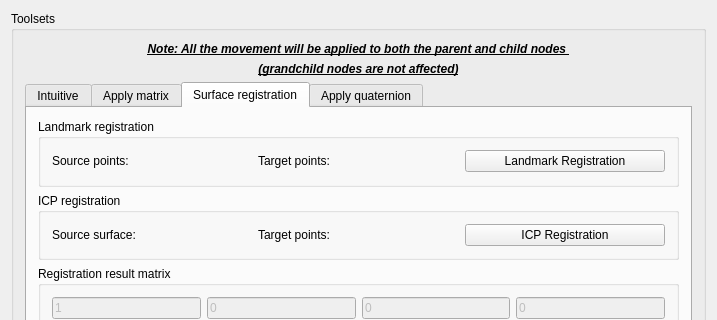
Qt form Plugins/org.mitk.lancet.movedata/src/internal/MoveDataControls.ui (zhaomengxiao/LancetMITK-Adition) before a commit; both pictures show x 0 to 717 and y 0 to 320 of the 717 by 650 pixel window.
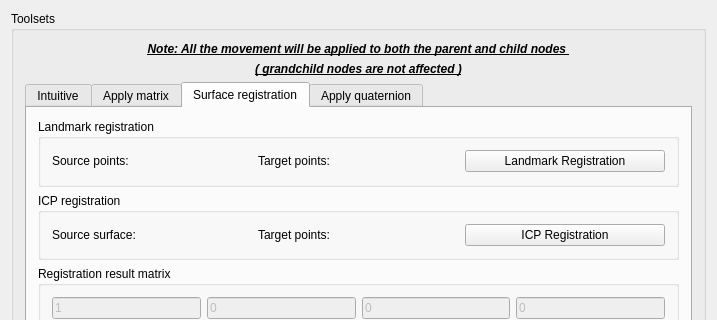
The same form after that commit. The open tabs and pages were chosen to show the change. Custom widgets are drawn as their Qt base class.

Patch:
```diff
--- a/Plugins/org.mitk.lancet.movedata/src/internal/MoveDataControls.ui
+++ b/Plugins/org.mitk.lancet.movedata/src/internal/MoveDataControls.ui
@@ -859,7 +859,7 @@
          </font>
         </property>
         <property name="text">
-         <string>(grandchild nodes are not affected)</string>
+         <string>( grandchild nodes are not affected )</string>
         </property>
         <property name="alignment">
          <set>Qt::AlignCenter</set>
```
Left out of the diff: 2 changed lines with no effect on the pictures.
